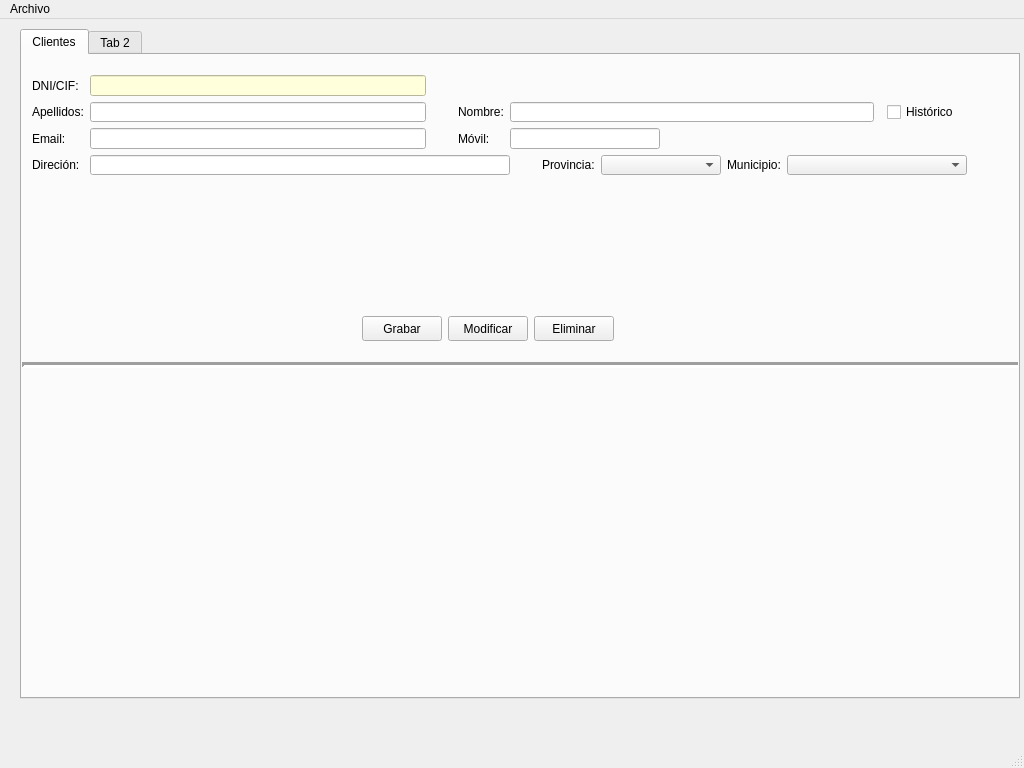
Old version of the form venPrincipal.ui in the repository Manue14/Proyecto_interfaces.
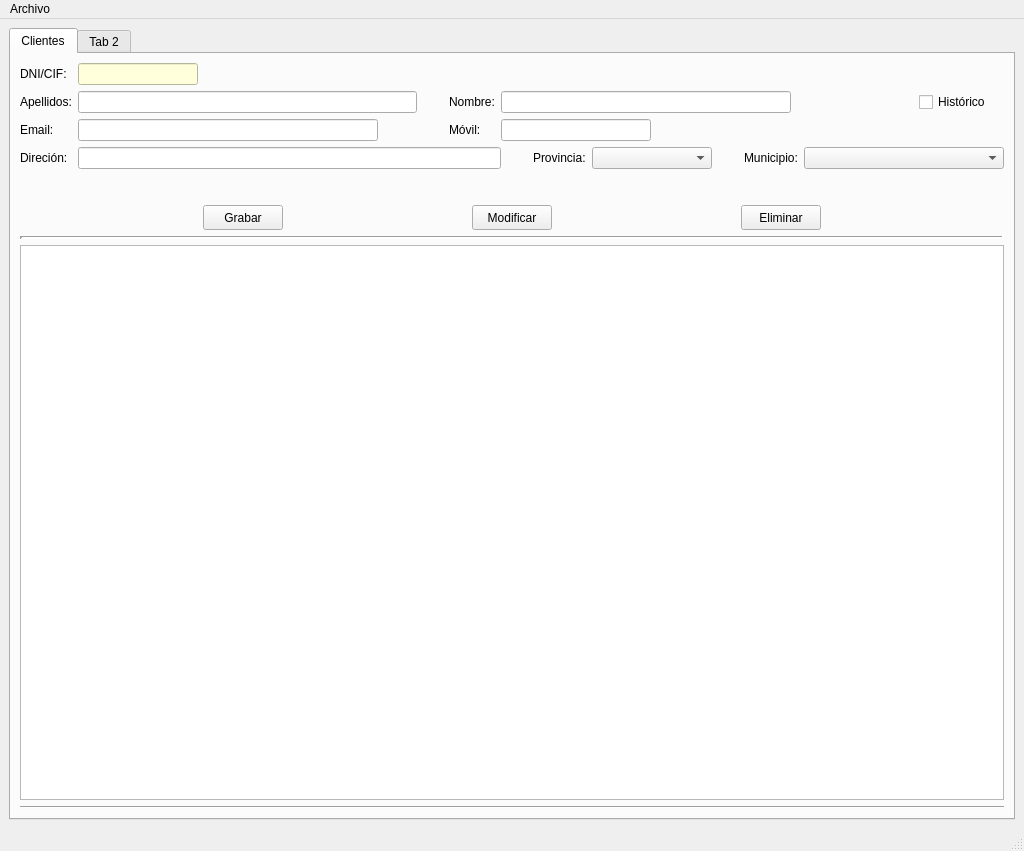
New version of the form. Icons and pictures are not drawn.

Patch:
```diff
--- a/venPrincipal.ui
+++ b/venPrincipal.ui
@@ -7,7 +7,7 @@
     <x>0</x>
     <y>0</y>
     <width>1024</width>
-    <height>768</height>
+    <height>851</height>
    </rect>
   </property>
   <property name="maximumSize">
@@ -19,32 +19,24 @@
   <property name="windowTitle">
    <string>InmoTeis</string>
   </property>
+  <property name="windowIcon">
+   <iconset>
+    <normaloff>img/house.ico</normaloff>img/house.ico</iconset>
+  </property>
   <widget class="QWidget" name="centralwidget">
+   <layout class="QGridLayout" name="gridLayout_2">
+    <item row="0" column="0">
    <widget class="QTabWidget" name="panPrincipal">
-    <property name="geometry">
-     <rect>
-      <x>20</x>
-      <y>10</y>
-      <width>1000</width>
-      <height>670</height>
-     </rect>
-    </property>
     <property name="currentIndex">
      <number>0</number>
     </property>
-    <widget class="QWidget" name="tabClientes">
+      <widget class="QWidget" name="pesClientes">
      <attribute name="title">
       <string>Clientes</string>
      </attribute>
+       <layout class="QGridLayout" name="gridLayout_3">
+        <item row="3" column="0">
      <widget class="Line" name="line">
-      <property name="geometry">
-       <rect>
-        <x>0</x>
-        <y>300</y>
-        <width>1000</width>
-        <height>20</height>
-       </rect>
-      </property>
       <property name="lineWidth">
        <number>3</number>
       </property>
@@ -52,109 +44,102 @@
        <enum>Qt::Horizontal</enum>
       </property>
      </widget>
-     <widget class="QWidget" name="">
-      <property name="geometry">
-       <rect>
-        <x>340</x>
-        <y>260</y>
-        <width>254</width>
-        <height>27</height>
-       </rect>
-      </property>
-      <layout class="QHBoxLayout" name="horizontalLayout">
-       <item>
-        <widget class="QPushButton" name="btnGrabarcli">
-         <property name="minimumSize">
-          <size>
-           <width>80</width>
-           <height>25</height>
-          </size>
-         </property>
-         <property name="maximumSize">
-          <size>
-           <width>80</width>
-           <height>25</height>
-          </size>
-         </property>
-         <property name="text">
-          <string>Grabar</string>
-         </property>
-        </widget>
-       </item>
-       <item>
-        <widget class="QPushButton" name="btnModifcli">
-         <property name="minimumSize">
-          <size>
-           <width>80</width>
-           <height>25</height>
-          </size>
-         </property>
-         <property name="maximumSize">
-          <size>
-           <width>80</width>
-           <height>25</height>
-          </size>
-         </property>
-         <property name="text">
-          <string>Modificar</string>
-         </property>
-        </widget>
-       </item>
-       <item>
-        <widget class="QPushButton" name="btnDelcli">
-         <property name="minimumSize">
-          <size>
-           <width>80</width>
-           <height>25</height>
-          </size>
-         </property>
-         <property name="maximumSize">
-          <size>
-           <width>80</width>
-           <height>25</height>
-          </size>
-         </property>
-         <property name="text">
-          <string>Eliminar</string>
-         </property>
-        </widget>
-       </item>
-      </layout>
-     </widget>
-     <widget class="QWidget" name="">
-      <property name="geometry">
-       <rect>
-        <x>10</x>
-        <y>20</y>
-        <width>935</width>
-        <height>100</height>
-       </rect>
-      </property>
+        </item>
+        <item row="5" column="0">
+         <widget class="Line" name="line_2">
+          <property name="orientation">
+           <enum>Qt::Horizontal</enum>
+          </property>
+         </widget>
+        </item>
+        <item row="4" column="0">
+         <widget class="QTableWidget" name="tabClientes"/>
+        </item>
+        <item row="0" column="0">
       <layout class="QGridLayout" name="gridLayout">
-       <item row="3" column="1" colspan="4">
-        <widget class="QLineEdit" name="txtDircli">
+          <item row="0" column="1">
+           <widget class="QLineEdit" name="txtDnicli">
          <property name="minimumSize">
+             <size>
+              <width>120</width>
+              <height>0</height>
+             </size>
+            </property>
+            <property name="maximumSize">
+             <size>
+              <width>120</width>
+              <height>16777215</height>
+             </size>
+            </property>
+            <property name="styleSheet">
+             <string notr="true">background-color: rgb(255, 255, 220);</string>
+            </property>
+           </widget>
+          </item>
+          <item row="1" column="4" colspan="7">
+           <widget class="QLineEdit" name="txtNomcli">
+            <property name="minimumSize">
+             <size>
+              <width>290</width>
+              <height>0</height>
+             </size>
+            </property>
+            <property name="maximumSize">
+             <size>
+              <width>200</width>
+              <height>16777215</height>
+             </size>
+            </property>
+           </widget>
+          </item>
+          <item row="1" column="0">
+           <widget class="QLabel" name="lblApelcli">
+            <property name="text">
+             <string>Apellidos:</string>
+            </property>
+           </widget>
+          </item>
+          <item row="1" column="1">
+           <widget class="QLineEdit" name="txtApelcli">
+            <property name="minimumSize">
+             <size>
+              <width>300</width>
+              <height>0</height>
+             </size>
+            </property>
+            <property name="maximumSize">
           <size>
            <width>400</width>
-           <height>0</height>
+              <height>16777215</height>
           </size>
          </property>
         </widget>
        </item>
-       <item row="3" column="8">
-        <widget class="QLabel" name="lblMunicli">
+          <item row="0" column="0">
+           <widget class="QLabel" name="lblDnicli">
          <property name="text">
-          <string>Municipio:</string>
+             <string>DNI/CIF:</string>
          </property>
         </widget>
        </item>
-       <item row="3" column="9" colspan="2">
-        <widget class="QComboBox" name="cmbMunicli">
-         <property name="minimumSize">
-          <size>
-           <width>180</width>
-           <height>0</height>
-          </size>
+          <item row="2" column="0">
+           <widget class="QLabel" name="lblEmailCli">
+            <property name="text">
+             <string>Email:</string>
+            </property>
+           </widget>
+          </item>
+          <item row="1" column="11" alignment="Qt::AlignHCenter">
+           <widget class="QCheckBox" name="chkHistoriacli">
+            <property name="text">
+             <string>Histórico</string>
+            </property>
+           </widget>
+          </item>
+          <item row="1" column="3">
+           <widget class="QLabel" name="lblNomcli">
+            <property name="text">
+             <string>Nombre:</string>
          </property>
         </widget>
        </item>
@@ -174,10 +159,46 @@
          </property>
         </widget>
        </item>
-       <item row="3" column="0">
-        <widget class="QLabel" name="lblDircli">
+          <item row="3" column="9">
+           <widget class="QLabel" name="lblMunicli">
          <property name="text">
-          <string>Direción:</string>
+             <string>Municipio:</string>
+            </property>
+           </widget>
+          </item>
+          <item row="3" column="1" colspan="4">
+           <widget class="QLineEdit" name="txtDircli">
+            <property name="minimumSize">
+             <size>
+              <width>400</width>
+              <height>0</height>
+             </size>
+            </property>
+           </widget>
+          </item>
+          <item row="3" column="10" colspan="2">
+           <widget class="QComboBox" name="cmbMunicli">
+            <property name="minimumSize">
+             <size>
+              <width>200</width>
+              <height>0</height>
+             </size>
+            </property>
+           </widget>
+          </item>
+          <item row="2" column="1">
+           <widget class="QLineEdit" name="txtEmailCli">
+            <property name="minimumSize">
+             <size>
+              <width>300</width>
+              <height>0</height>
+             </size>
+            </property>
+            <property name="maximumSize">
+             <size>
+              <width>300</width>
+              <height>16777215</height>
+             </size>
          </property>
         </widget>
        </item>
@@ -188,16 +209,6 @@
          </property>
         </widget>
        </item>
-       <item row="2" column="1">
-        <widget class="QLineEdit" name="txtEmailCli">
-         <property name="minimumSize">
-          <size>
-           <width>300</width>
-           <height>0</height>
-          </size>
-         </property>
-        </widget>
-       </item>
        <item row="2" column="3">
         <widget class="QLabel" name="lblMovilcli">
          <property name="text">
@@ -205,6 +216,13 @@
          </property>
         </widget>
        </item>
+          <item row="3" column="0">
+           <widget class="QLabel" name="lblDircli">
+            <property name="text">
+             <string>Direción:</string>
+            </property>
+           </widget>
+          </item>
        <item row="3" column="7">
         <widget class="QComboBox" name="cmbProcli">
          <property name="minimumSize">
@@ -215,91 +233,7 @@
          </property>
         </widget>
        </item>
-       <item row="1" column="4" colspan="6">
-        <widget class="QLineEdit" name="txtNomcli">
-         <property name="minimumSize">
-          <size>
-           <width>300</width>
-           <height>0</height>
-          </size>
-         </property>
-        </widget>
-       </item>
-       <item row="0" column="0">
-        <widget class="QLabel" name="lblDnicli">
-         <property name="text">
-          <string>DNI/CIF:</string>
-         </property>
-        </widget>
-       </item>
-       <item row="1" column="0">
-        <widget class="QLabel" name="lblApelcli">
-         <property name="text">
-          <string>Apellidos:</string>
-         </property>
-        </widget>
-       </item>
-       <item row="1" column="1">
-        <widget class="QLineEdit" name="txtApelcli">
-         <property name="minimumSize">
-          <size>
-           <width>300</width>
-           <height>0</height>
-          </size>
-         </property>
-        </widget>
-       </item>
-       <item row="1" column="3">
-        <widget class="QLabel" name="lblNomcli">
-         <property name="text">
-          <string>Nombre:</string>
-         </property>
-        </widget>
-       </item>
-       <item row="2" column="0">
-        <widget class="QLabel" name="lblEmailCli">
-         <property name="text">
-          <string>Email:</string>
-         </property>
-        </widget>
-       </item>
-       <item row="1" column="10" alignment="Qt::AlignHCenter">
-        <widget class="QCheckBox" name="chkHistoriacli">
-         <property name="text">
-          <string>Histórico</string>
-         </property>
-        </widget>
-       </item>
-       <item row="0" column="1">
-        <widget class="QLineEdit" name="txtDnicli">
-         <property name="minimumSize">
-          <size>
-           <width>120</width>
-           <height>0</height>
-          </size>
-         </property>
-         <property name="styleSheet">
-          <string notr="true">background-color: rgb(255, 255, 220);</string>
-         </property>
-        </widget>
-       </item>
        <item row="2" column="2">
-        <spacer name="horizontalSpacer_2">
-         <property name="orientation">
-          <enum>Qt::Horizontal</enum>
-         </property>
-         <property name="sizeType">
-          <enum>QSizePolicy::Fixed</enum>
-         </property>
-         <property name="sizeHint" stdset="0">
-          <size>
-           <width>20</width>
-           <height>20</height>
-          </size>
-         </property>
-        </spacer>
-       </item>
-       <item row="1" column="2">
         <spacer name="horizontalSpacer">
          <property name="orientation">
           <enum>Qt::Horizontal</enum>
@@ -315,6 +249,22 @@
          </property>
         </spacer>
        </item>
+          <item row="3" column="8">
+           <spacer name="horizontalSpacer_2">
+            <property name="orientation">
+             <enum>Qt::Horizontal</enum>
+            </property>
+            <property name="sizeType">
+             <enum>QSizePolicy::Fixed</enum>
+            </property>
+            <property name="sizeHint" stdset="0">
+             <size>
+              <width>20</width>
+              <height>20</height>
+             </size>
+            </property>
+           </spacer>
+          </item>
        <item row="3" column="5">
         <spacer name="horizontalSpacer_3">
          <property name="orientation">
@@ -332,7 +282,85 @@
         </spacer>
        </item>
       </layout>
-     </widget>
+        </item>
+        <item row="2" column="0">
+         <layout class="QHBoxLayout" name="horizontalLayout">
+          <item>
+           <widget class="QPushButton" name="btnGrabarcli">
+            <property name="minimumSize">
+             <size>
+              <width>80</width>
+              <height>25</height>
+             </size>
+            </property>
+            <property name="maximumSize">
+             <size>
+              <width>80</width>
+              <height>25</height>
+             </size>
+            </property>
+            <property name="text">
+             <string>Grabar</string>
+            </property>
+           </widget>
+          </item>
+          <item>
+           <widget class="QPushButton" name="btnModifcli">
+            <property name="minimumSize">
+             <size>
+              <width>80</width>
+              <height>25</height>
+             </size>
+            </property>
+            <property name="maximumSize">
+             <size>
+              <width>80</width>
+              <height>25</height>
+             </size>
+            </property>
+            <property name="text">
+             <string>Modificar</string>
+            </property>
+           </widget>
+          </item>
+          <item>
+           <widget class="QPushButton" name="btnDelcli">
+            <property name="minimumSize">
+             <size>
+              <width>80</width>
+              <height>25</height>
+             </size>
+            </property>
+            <property name="maximumSize">
+             <size>
+              <width>80</width>
+              <height>25</height>
+             </size>
+            </property>
+            <property name="text">
+             <string>Eliminar</string>
+            </property>
+           </widget>
+          </item>
+         </layout>
+        </item>
+        <item row="1" column="0">
+         <spacer name="verticalSpacer">
+          <property name="orientation">
+           <enum>Qt::Vertical</enum>
+          </property>
+          <property name="sizeType">
+           <enum>QSizePolicy::Fixed</enum>
+          </property>
+          <property name="sizeHint" stdset="0">
+           <size>
+            <width>20</width>
+            <height>30</height>
+           </size>
+          </property>
+         </spacer>
+        </item>
+       </layout>
     </widget>
     <widget class="QWidget" name="tabConstruccion">
      <attribute name="title">
@@ -353,6 +381,8 @@
      </widget>
     </widget>
    </widget>
+    </item>
+   </layout>
   </widget>
   <widget class="QMenuBar" name="menubar">
    <property name="geometry">
```
Lines whose indentation alone changed are shown as unchanged.
